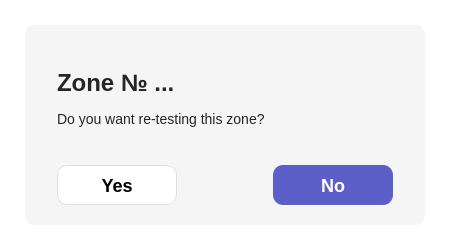
First picture: the form in RetestDialog.ui, repository RadioPizza/TPU-TNDT-DualCam-App, before the edit.
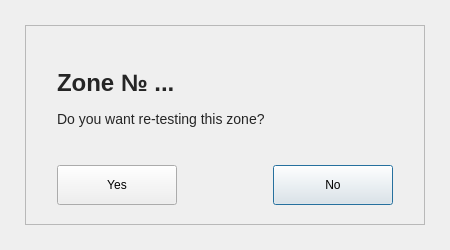
Second picture: the form after the edit.

Commit message: - Remove all styles from windows - Add horizontal layout to scrollArea on start window - Fix vertical layout in main window - Update icons to white

```diff
--- a/RetestDialog.ui
+++ b/RetestDialog.ui
@@ -26,9 +26,7 @@
    <string>Test this zone again?</string>
   </property>
   <property name="styleSheet">
-   <string notr="true">background: #FFFFFF;
-font-family: Segoe UI;
-</string>
+   <string notr="true"/>
   </property>
   <widget class="QFrame" name="RetestFrame">
    <property name="geometry">
@@ -40,10 +38,7 @@
     </rect>
    </property>
    <property name="styleSheet">
-    <string notr="true">QFrame {
-	background: #F5F5F5;
-	border-radius: 10px;
-}</string>
+    <string notr="true"/>
    </property>
    <property name="frameShape">
     <enum>QFrame::StyledPanel</enum>
@@ -77,22 +72,7 @@
      </rect>
     </property>
     <property name="styleSheet">
-     <string notr="true">QPushButton {
-	text-align: center;
-	color: white;
-	font-size: 18px;
-	font-weight: 600;
-	background: #5B5FC7; 
-	border-radius: 10px;
-}
-
-QPushButton::hover::!pressed {
-	background: #4F52B2;
-}
-
-QPushButton::pressed {
-	background:  #161987; 
-}</string>
+     <string notr="true"/>
     </property>
     <property name="text">
      <string>No</string>
@@ -108,22 +88,7 @@
      </rect>
     </property>
     <property name="styleSheet">
-     <string notr="true">QPushButton {
-	text-align: center;
-	color: black;
-	font-size: 18px;
-	font-weight: 600;
-	border: 1px solid #E1DFDD;
-	border-radius: 10px;
-}
-
-QPushButton::hover::!pressed {
-	background: #E1DFDD;
-}
-
-QPushButton::pressed {
-	background: #8B8B8B;
-}</string>
+     <string notr="true"/>
     </property>
     <property name="text">
      <string>Yes</string>
```
The commit also changes 36 other files.
